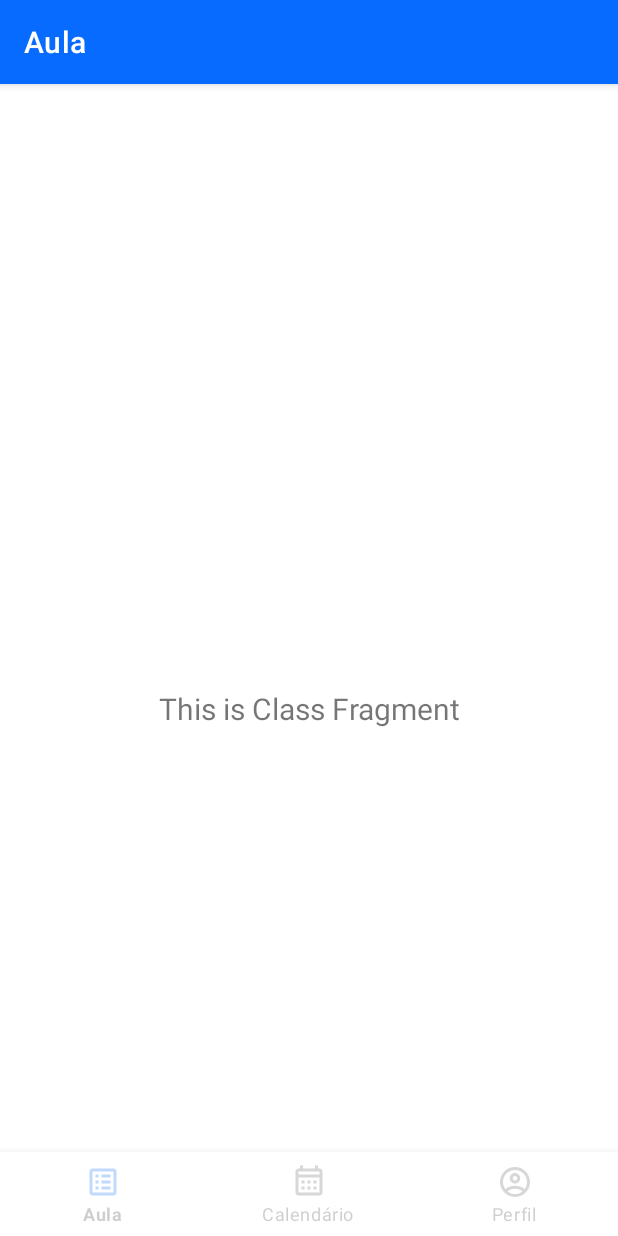
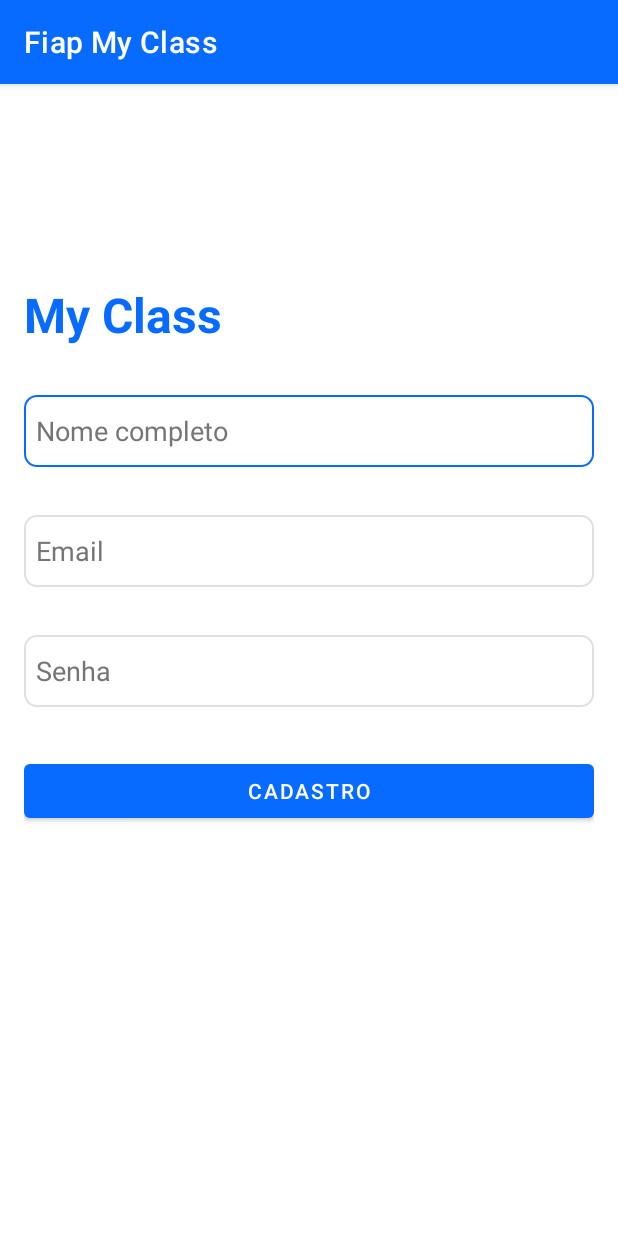
Before and after one commit to felipepatricio/my-class-android, an Android app: the screen it shows after launch (MainActivity), on a phone screen of 412 x 824 dp. Run offline under Robolectric (Android 15) with nearby library versions, the phone set to English and light mode, and no system bars.

Commit message:
feat: register page

```diff
--- a/app/src/main/AndroidManifest.xml
+++ b/app/src/main/AndroidManifest.xml
@@ -14,6 +14,9 @@
         android:theme="@style/Theme.FiapMyClass"
         tools:targetApi="31">
         <activity
+            android:name=".HomeActivity"
+            android:exported="false" />
+        <activity
             android:name=".MainActivity"
             android:exported="true"
             android:label="@string/app_name">
--- a/app/src/main/java/com/example/fiap/myclass/MainActivity.kt
+++ b/app/src/main/java/com/example/fiap/myclass/MainActivity.kt
@@ -1,13 +1,13 @@
 package com.example.fiap.myclass
 
+import android.content.Context
+import android.content.Intent
 import android.os.Bundle
-import android.widget.AutoCompleteTextView
-import com.google.android.material.bottomnavigation.BottomNavigationView
+import android.view.View
+import android.widget.Button
+import android.widget.EditText
+import android.widget.Toast
 import androidx.appcompat.app.AppCompatActivity
-import androidx.navigation.findNavController
-import androidx.navigation.ui.AppBarConfiguration
-import androidx.navigation.ui.setupActionBarWithNavController
-import androidx.navigation.ui.setupWithNavController
 import com.example.fiap.myclass.databinding.ActivityMainBinding
 
 class MainActivity : AppCompatActivity() {
@@ -16,21 +16,26 @@ class MainActivity : AppCompatActivity() {
 
     override fun onCreate(savedInstanceState: Bundle?) {
         super.onCreate(savedInstanceState)
-
         binding = ActivityMainBinding.inflate(layoutInflater)
         setContentView(binding.root)
+        val btnRegister: Button = findViewById<Button>(R.id.btn_register_profile)
+        val edtFullName: EditText = findViewById<EditText>(R.id.edt_full_name)
+        val edtEmail: EditText = findViewById<EditText>(R.id.edt_email)
+        val edtPassword: EditText = findViewById<EditText>(R.id.edt_password)
 
-        val navView: BottomNavigationView = binding.navView
+        btnRegister.setOnClickListener(View.OnClickListener {
+            val registerPersist = this.getSharedPreferences("userData", Context.MODE_PRIVATE)
+            val edit = registerPersist.edit()
 
-        val navController = findNavController(R.id.nav_host_fragment_activity_main)
-        // Passing each menu ID as a set of Ids because each
-        // menu should be considered as top level destinations.
-        val appBarConfiguration = AppBarConfiguration(
-            setOf(
-                R.id.navigation_class, R.id.navigation_scheduled, R.id.navigation_profile
-            )
-        )
-        setupActionBarWithNavController(navController, appBarConfiguration)
-        navView.setupWithNavController(navController)
+            edit.putString("full_name", edtFullName.text.toString())
+            edit.putString("email", edtEmail.text.toString())
+            edit.putString("password", edtPassword.text.toString())
+            edit.apply()
+
+            Toast.makeText(this, "Usuário registrado", Toast.LENGTH_SHORT).show()
+
+            val intent = Intent(this, HomeActivity::class.java)
+            startActivity(intent)
+        })
     }
 }
--- a/app/src/main/java/com/example/fiap/myclass/ui/class/ClassViewModel.kt
+++ b/app/src/main/java/com/example/fiap/myclass/ui/class/ClassViewModel.kt
@@ -1,5 +1,6 @@
 package com.example.fiap.myclass.ui.`class`
 
+import android.widget.TextView
 import androidx.lifecycle.LiveData
 import androidx.lifecycle.MutableLiveData
 import androidx.lifecycle.ViewModel
--- a/app/src/main/res/layout/activity_main.xml
+++ b/app/src/main/res/layout/activity_main.xml
@@ -1,36 +1,88 @@
 <?xml version="1.0" encoding="utf-8"?>
 <androidx.constraintlayout.widget.ConstraintLayout xmlns:android="http://schemas.android.com/apk/res/android"
     xmlns:app="http://schemas.android.com/apk/res-auto"
-    android:id="@+id/container"
+    xmlns:tools="http://schemas.android.com/tools"
     android:layout_width="match_parent"
     android:layout_height="match_parent"
+    android:padding="16dp"
+    tools:context=".MainActivity"
     android:paddingTop="?attr/actionBarSize">
 
-    <com.google.android.material.bottomnavigation.BottomNavigationView
-        android:id="@+id/nav_view"
-        android:layout_width="0dp"
+    <TextView
+        android:id="@+id/textView4"
+        android:layout_width="wrap_content"
         android:layout_height="wrap_content"
-        android:layout_marginStart="0dp"
-        android:layout_marginEnd="0dp"
-        app:itemTextColor="@color/light_gray"
-        android:background="?android:attr/windowBackground"
-        app:layout_constraintBottom_toBottomOf="parent"
-        app:layout_constraintLeft_toLeftOf="parent"
-        app:layout_constraintRight_toRightOf="parent"
-        app:menu="@menu/bottom_nav_menu" />
+        android:layout_marginTop="116dp"
+        android:gravity="center"
+        android:text="@string/myClass"
+        android:textColor="@color/blue_primary"
+        android:textSize="32sp"
+        android:textStyle="bold"
+        app:layout_constraintTop_toTopOf="parent"
+        tools:layout_editor_absoluteX="126dp"
+        tools:ignore="MissingConstraints" />
 
-    <fragment
-        android:id="@+id/nav_host_fragment_activity_main"
-        android:name="androidx.navigation.fragment.NavHostFragment"
+    <EditText
+        android:id="@+id/edt_full_name"
         android:layout_width="match_parent"
-        android:layout_height="match_parent"
-        app:defaultNavHost="true"
-        app:layout_constraintBottom_toTopOf="@id/nav_view"
-        app:layout_constraintHorizontal_bias="0.0"
-        app:layout_constraintLeft_toLeftOf="parent"
-        app:layout_constraintRight_toRightOf="parent"
-        app:layout_constraintTop_toTopOf="parent"
-        app:layout_constraintVertical_bias="1.0"
-        app:navGraph="@navigation/mobile_navigation" />
+        android:layout_height="wrap_content"
+        android:layout_marginTop="32dp"
+        android:height="48dp"
+        android:autofillHints=""
+        android:background="@drawable/custom_input"
+        android:drawablePadding="12dp"
+        android:hint="@string/full_name"
+        android:paddingStart="8dp"
+        android:paddingEnd="8dp"
+        android:textColorHint="#757575"
+        app:layout_constraintTop_toBottomOf="@+id/textView4"
+        tools:layout_editor_absoluteX="16dp" />
+
+    <EditText
+        android:id="@+id/edt_email"
+        android:layout_width="match_parent"
+        android:layout_height="wrap_content"
+        android:layout_marginTop="32dp"
+        android:height="48dp"
+        android:autofillHints=""
+        android:background="@drawable/custom_input"
+        android:drawablePadding="12dp"
+        android:hint="@string/email"
+        android:inputType="textEmailAddress"
+        android:minHeight="48dp"
+        android:paddingStart="8dp"
+        android:paddingEnd="8dp"
+        android:textColorHint="#757575"
+        app:layout_constraintTop_toBottomOf="@+id/edt_full_name"
+        tools:layout_editor_absoluteX="16dp" />
+    <EditText
+        android:id="@+id/edt_password"
+        android:layout_width="match_parent"
+        android:layout_height="wrap_content"
+        android:layout_marginTop="32dp"
+        android:height="48dp"
+        android:autofillHints=""
+        android:background="@drawable/custom_input"
+        android:drawablePadding="12dp"
+        android:hint="@string/password"
+        android:inputType="textPassword"
+        android:minHeight="48dp"
+        android:paddingStart="8dp"
+        android:paddingEnd="8dp"
+        android:textColorHint="#757575"
+        app:layout_constraintTop_toBottomOf="@+id/edt_email"
+        tools:layout_editor_absoluteX="16dp" />
+
+
+    <Button
+        android:id="@+id/btn_register_profile"
+        android:layout_width="match_parent"
+        android:layout_height="wrap_content"
+        android:layout_marginTop="32dp"
+        android:height="48dp"
+        android:text="@string/register"
+        app:layout_constraintTop_toBottomOf="@+id/edt_password"
+        tools:ignore="MissingConstraints"
+        tools:layout_editor_absoluteX="126dp" />
 
 </androidx.constraintlayout.widget.ConstraintLayout>
--- a/app/src/main/res/values/strings.xml
+++ b/app/src/main/res/values/strings.xml
@@ -9,4 +9,12 @@
     <string name="phone">Telefone</string>
     <string name="gender">Genero</string>
     <string name="birth_date">Nascimento</string>
+    <string name="register">Cadastro</string>
+    <string name="password">Senha</string>
+    <string name="myClass">My Class</string>
+    <string-array name="gender">
+        <item>Masculino</item>
+        <item>Feminino</item>
+        <item>Outro</item>
+    </string-array>
 </resources>
```
Also changed, not shown: app/src/main/java/com/example/fiap/myclass/HomeActivity.kt (added, +34 -0 lines), app/src/main/java/com/example/fiap/myclass/ui/profile/ProfileFragment.kt (+9 -7 lines), app/src/main/res/layout/activity_home.xml (added, +36 -0 lines), app/src/main/res/layout/dropdown_item.xml (added, +9 -0 lines), app/src/main/res/layout/fragment_profile.xml (+29 -29 lines).
